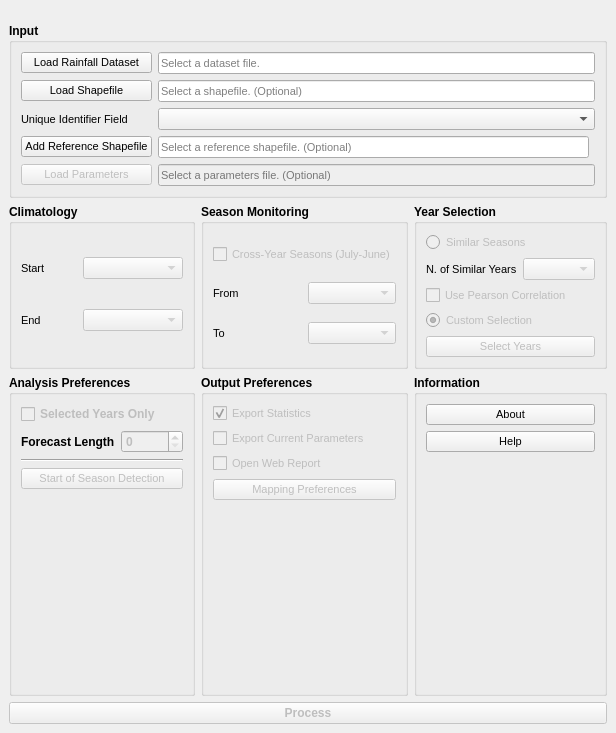
This is ui/smpg_dialog_base.ui in JuanPDiazL/SMPG as Qt 5 draws it before an edit. The edited form follows.
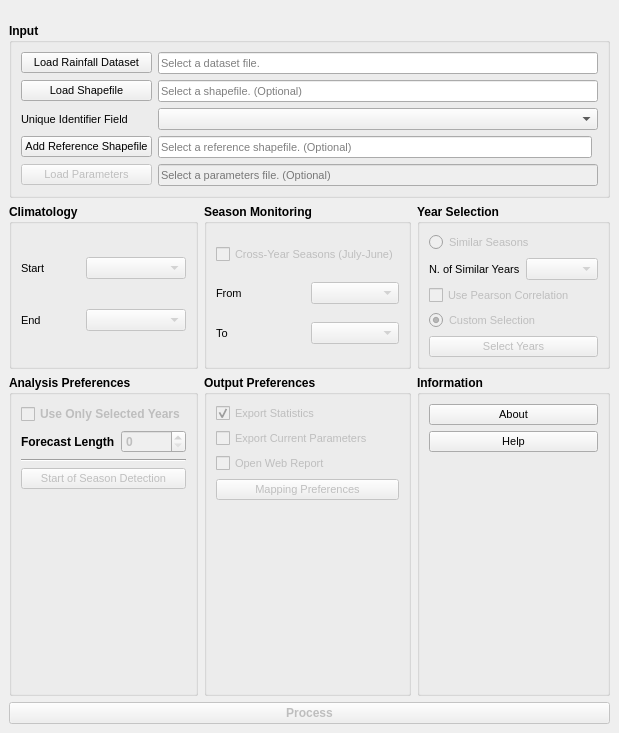
This is the edited form. Icons and pictures are not drawn.

Commit message: change wording for use only selected years mode

What changed in the file:
```diff
--- a/ui/smpg_dialog_base.ui
+++ b/ui/smpg_dialog_base.ui
@@ -359,7 +359,7 @@
             <string>Leave the current season empty, even when there is data for it. Each selected year is one scenario of the season.</string>
            </property>
            <property name="text">
-            <string>Selected Years Only</string>
+            <string>Use Only Selected Years</string>
            </property>
           </widget>
          </item>
```
The commit also changes 6 other files.
